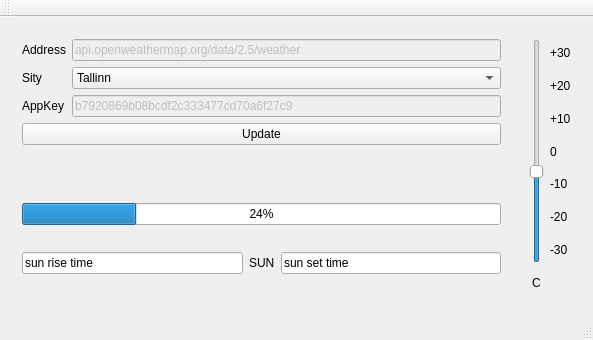
First picture: the form in HomeWorksData/WeatherAndSun/WeatherAndSun/mainwindow.ui, repository Anaga/TARvg17, before the edit.
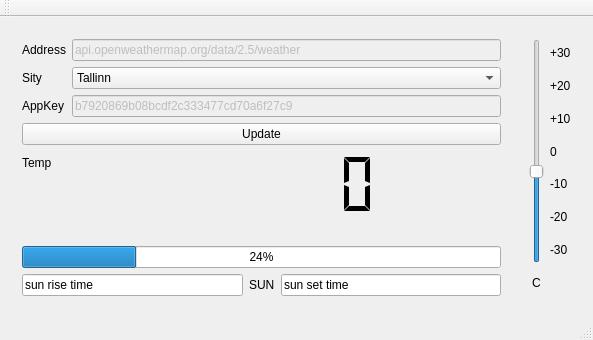
Second picture: the form after the edit.

Diff of the .ui file:
```diff
--- a/HomeWorksData/WeatherAndSun/WeatherAndSun/mainwindow.ui
+++ b/HomeWorksData/WeatherAndSun/WeatherAndSun/mainwindow.ui
@@ -82,6 +82,39 @@
            </property>
           </widget>
          </item>
+         <item row="4" column="0">
+          <widget class="QLabel" name="label_8">
+           <property name="text">
+            <string>Temp </string>
+           </property>
+          </widget>
+         </item>
+         <item row="4" column="1">
+          <widget class="QLCDNumber" name="lcdNumber">
+           <property name="sizePolicy">
+            <sizepolicy hsizetype="Minimum" vsizetype="Expanding">
+             <horstretch>0</horstretch>
+             <verstretch>0</verstretch>
+            </sizepolicy>
+           </property>
+           <property name="font">
+            <font>
+             <pointsize>20</pointsize>
+             <weight>75</weight>
+             <bold>true</bold>
+            </font>
+           </property>
+           <property name="frameShape">
+            <enum>QFrame::NoFrame</enum>
+           </property>
+           <property name="smallDecimalPoint">
+            <bool>true</bool>
+           </property>
+           <property name="segmentStyle">
+            <enum>QLCDNumber::Flat</enum>
+           </property>
+          </widget>
+         </item>
         </layout>
        </item>
       </layout>
```
Left out of the diff: 4 changed lines with no effect on the pictures.
